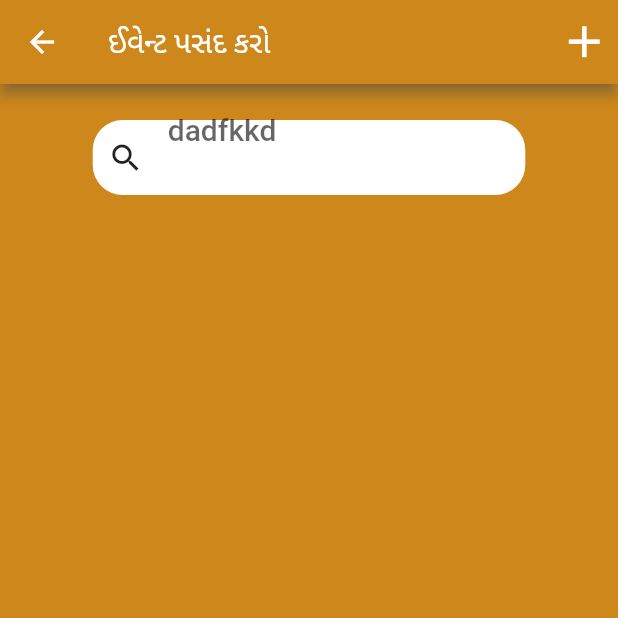
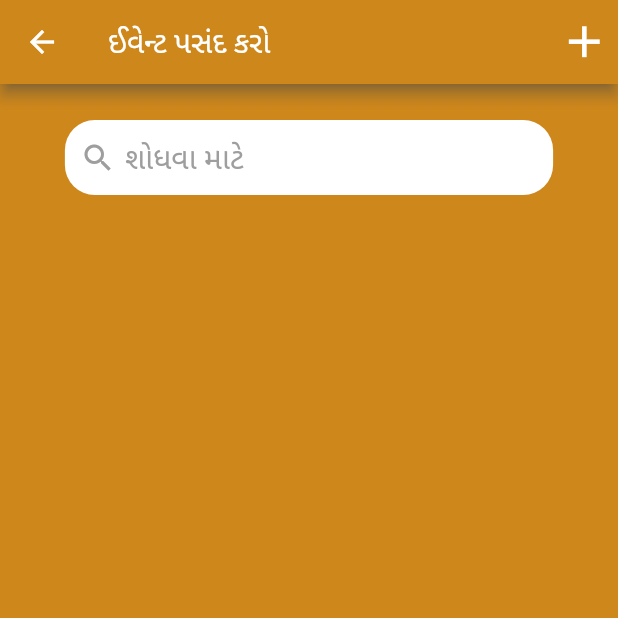
Before and after one commit to aamirsabri/cater_ease_update, a Flutter app: the EventSelectionScreen screen opened directly, on a phone screen of 412 x 824 dp, the top half of it. Run offline on Flutter 3.47's test engine with Material 2 defaults, Android fonts, the light colour scheme and no system bars; our stand-ins replace cloud_firestore, firebase_auth, firebase_core, firebase_storage, flutter_easyloading, flutter_native_splash and 5 more; missing offline and left inert: android_id; accounts and stored records are empty; Roboto replaces fonts that are missing (Montserrat); project files that could hold a hidden picture were left out.

Commit message:
solve bug

```diff
--- a/lib/app/database/dbhelper.dart
+++ b/lib/app/database/dbhelper.dart
@@ -94,6 +94,7 @@ class DBHelper {
   static Future insertCustomerFunction(CustomerFunction function) async {
     Database db = await getDatabase;
     final res=await db.insert(DB_TABLE_CUSTOMER_FUNCTION, function.toMap());
+
     print("recored inserted " + function.toString() + " res " + res.toString());
     return res;
   }
--- a/lib/domain/customer_provider.dart
+++ b/lib/domain/customer_provider.dart
@@ -18,6 +18,11 @@ class CustomerProvider with ChangeNotifier{
   updateCustomer(Customer customer) {
     _currentCustomer = customer;
     notifyListeners();
+  }
+
+  resetCustomerProvider(){
+    _currentCustomer = null;
+    _currentFunction = null;
   }
 
   updateCustomerFunction(CustomerFunction customerFunction){
--- a/lib/presentation/event/event_selection_screen.dart
+++ b/lib/presentation/event/event_selection_screen.dart
@@ -48,7 +48,7 @@ class _EventSelectionScreenState extends State<EventSelectionScreen> {
           Center(
             child: Container(
               padding: EdgeInsets.all(10),
-              width: MediaQuery.of(context).size.width*.70,
+              width: MediaQuery.of(context).size.width*.79,
               height: 50,
               decoration: BoxDecoration(
                 borderRadius: BorderRadius.circular(20),
@@ -59,16 +59,21 @@ class _EventSelectionScreenState extends State<EventSelectionScreen> {
                 mainAxisAlignment: MainAxisAlignment.center,
 
                 children: [
-                  Icon(Icons.search),
+                  Icon(Icons.search,color: ColorManager.lightGrey,),
                   Expanded(
-                    child: TextFormField(
+                    child: SizedBox(
+                      height: 100,
+                      child: TextFormField(
+                        decoration: InputDecoration(
 
-                      decoration: InputDecoration(
-                        hintText: "dadfkkd",
-                        hintStyle: TextStyle(fontSize: FontSize.appBarLabelSize),
-                        border: InputBorder.none,
-                        focusedBorder: InputBorder.none,
-                        enabledBorder: InputBorder.none
+                          contentPadding: EdgeInsets.all(6),
+                          hintText: AppStrings.eventSearchLabel,
+                          hintStyle: TextStyle(fontSize: FontSize.appBarLabelSize,color: ColorManager.lightGrey),
+                          border: InputBorder.none,
+                          focusedBorder: InputBorder.none,
+                          enabledBorder: InputBorder.none
+                          // isDense: true
+                        ),
                       ),
                     ),
                   ),
--- a/lib/presentation/function/new_function_detail.dart
+++ b/lib/presentation/function/new_function_detail.dart
@@ -42,7 +42,9 @@ class _NewFunctionDetailScreenState extends State<NewFunctionDetailScreen> {
       _functionDetailViewModel.loadData().then((_){
       _isLoading = false;
       EasyLoading.dismiss();
+      setState(() {
 
+      });
       }).then((value) {
 
       });
@@ -77,6 +79,8 @@ class _NewFunctionDetailScreenState extends State<NewFunctionDetailScreen> {
 
   @override
   Widget build(BuildContext context) {
+    currentCustomer = customerProvider.currentCustomer;
+    customerFunction = customerProvider.currentFunction;
     return _isLoading?Center(child: CircularProgressIndicator(),):
     Scaffold(
       appBar: AppBar(
--- a/lib/presentation/function/new_function_detail_view_model.dart
+++ b/lib/presentation/function/new_function_detail_view_model.dart
@@ -23,6 +23,7 @@ class NewFunctionDetailViewModel {
     final data = ModalRoute.of(context)!.settings.arguments as Map<String, dynamic>;
     final customerId = data[DBConstant.CUSTOMER_ID];
     final functionId = data[DBConstant.FUNCTION_ID];
+    print("customer id " + customerId.toString() + "function id " + functionId.toString());
     await Provider.of<CustomerProvider>(context,listen: false).loadFunction(customerId,functionId);
 
 
--- a/lib/presentation/function/new_function_view_model.dart
+++ b/lib/presentation/function/new_function_view_model.dart
@@ -71,7 +71,7 @@ class NewFunctionNewViewModel {
             startDate: startDate,
             endDate: endDate,
             familyName: familyName);
-        print(newFunction.toMap().toString());
+        print("new function before insert" + newFunction.toMap().toString());
 
         final functionId = await DBHelper.insertCustomerFunction(newFunction);
         if (functionId is int) {
--- a/lib/presentation/home/home_screen.dart
+++ b/lib/presentation/home/home_screen.dart
@@ -3,6 +3,7 @@ import 'package:cater_ease/app/constants.dart';
 import 'package:cater_ease/app/database/dbhelper.dart';
 import 'package:cater_ease/app/functions.dart';
 import 'package:cater_ease/domain/caterer_provider.dart';
+import 'package:cater_ease/domain/customer_provider.dart';
 import 'package:cater_ease/domain/user_provider.dart';
 import 'package:cater_ease/model/caterer_model.dart';
 import 'package:cater_ease/presentation/color_manager.dart';
@@ -209,6 +210,7 @@ class _HomeScreenState extends State<HomeScreen> {
         actions: [
           IconButton(
               onPressed: () {
+                Provider.of<CustomerProvider>(context,listen: false).resetCustomerProvider();
                 Navigator.pushNamed(context, Routes.newFunction);
               },
               icon: Icon(
--- a/lib/presentation/string_manager.dart
+++ b/lib/presentation/string_manager.dart
@@ -76,7 +76,7 @@ class AppStrings {
   static const String toDateLabel = "કયા સુધી";
   static const String totalEventsLabel = "ટોટલ ઇવેન્ટ્સ - ";
   static const String totalDaysLabel = "ટોટલ દિવસ - ";
-
+  static const String eventSearchLabel = "શોધવા માટે";
 
 
   //errror messege
```
Also changed, not shown: lib/presentation/function/new_function.dart (+54 -7 lines), lib/presentation/widgets/date_picker_widget.dart (+4 -4 lines).
